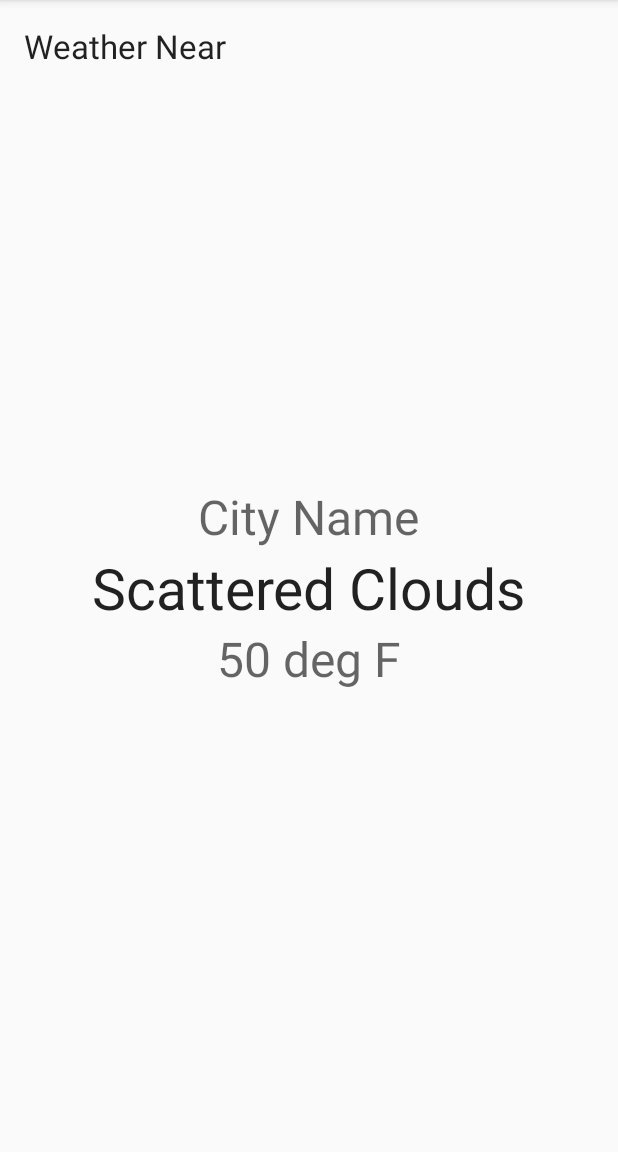
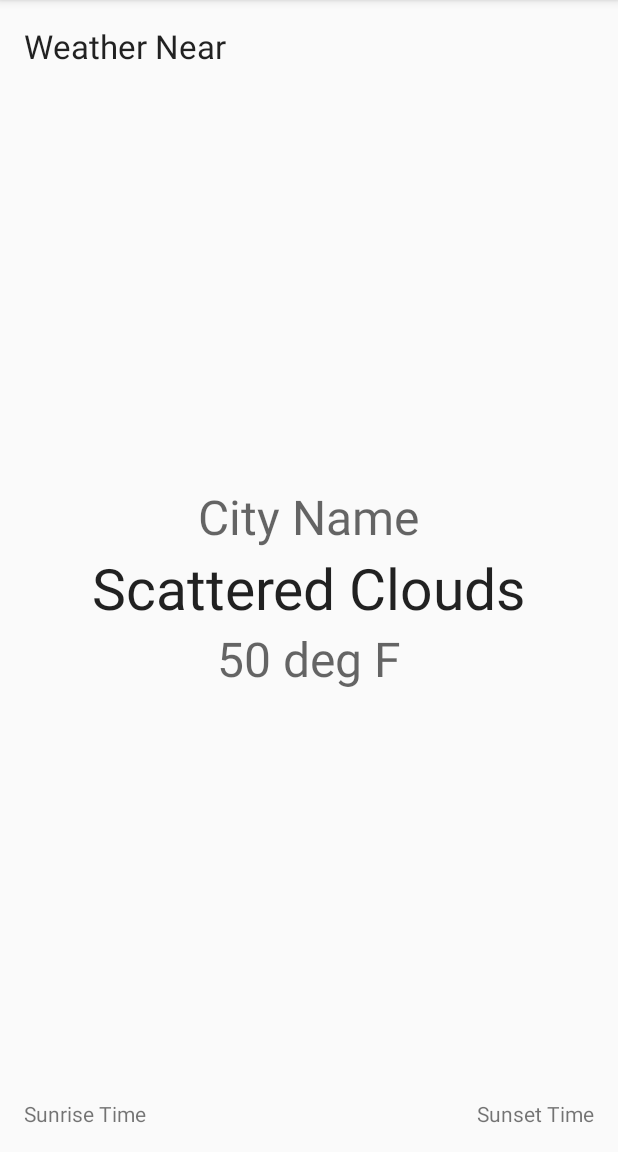
Before and after one commit to JeffreyRuder/WeatherBot, an Android app: the screen it shows after launch (CurrentWeatherActivity), after a tap on "SUBMIT", on a phone screen of 412 x 824 dp, the part 84-1236 px from its top. Run offline under Robolectric (Android 15) with nearby library versions, the phone set to English and light mode, and no system bars; our stand-ins replace ButterKnife, Picasso; pictures from the network do not load.

Commit message:
Initial sunrise, sunset implementation

```diff
--- a/app/src/main/java/com/example/guest/weatherbot/services/ImageFinder.java
+++ b/app/src/main/java/com/example/guest/weatherbot/services/ImageFinder.java
@@ -33,6 +33,9 @@ public class ImageFinder {
             //haze or smoke
             case 711:case 721:case 761: image = "http://i.imgur.com/GKYzpvn.jpg";
                 break;
+            //volcanic ash
+            case 762: image="http://i.imgur.com/KX8SCYz.jpg";
+                break;
             //clear sky
             case 800: image = "http://i.imgur.com/EIJMl2T.jpg";
                 break;
@@ -40,7 +43,7 @@ public class ImageFinder {
             case 801: image = "http://i.imgur.com/hUMz3ui.jpg";
                 break;
             //scattered or broken clouds
-            case 802:case 803: image = "http://i.imgur.com/zvamn63.jpg";
+            case 802:case 803: image = "http://i.imgur.com/lHepOUn.jpg";
                     break;
             //overcast
             case 804: image = "http://i.imgur.com/B7K9F83.jpg";
--- a/app/src/main/java/com/example/guest/weatherbot/ui/CurrentWeatherActivity.java
+++ b/app/src/main/java/com/example/guest/weatherbot/ui/CurrentWeatherActivity.java
@@ -6,8 +6,10 @@ import android.support.v4.content.ContextCompat;
 import android.support.v7.app.AppCompatActivity;
 import android.os.Bundle;
 import android.util.Log;
+import android.view.Gravity;
 import android.widget.ImageView;
 import android.widget.TextView;
+import android.widget.Toast;
 
 import com.example.guest.weatherbot.R;
 import com.example.guest.weatherbot.models.WeatherStatus;
@@ -17,8 +19,11 @@ import com.example.guest.weatherbot.services.TemperatureConverter;
 import com.squareup.picasso.Picasso;
 
 import org.apache.commons.lang3.text.WordUtils;
+import org.apache.commons.lang3.time.DateFormatUtils;
+import org.apache.commons.lang3.time.FastDateFormat;
 
 import java.io.IOException;
+import java.text.DateFormat;
 import java.util.ArrayList;
 
 import butterknife.Bind;
@@ -33,6 +38,8 @@ public class CurrentWeatherActivity extends AppCompatActivity {
     @Bind(R.id.temperatureTextView) TextView mTemperatureTextView;
     @Bind(R.id.weatherDescriptionTextView) TextView mWeatherDescriptionTextView;
     @Bind(R.id.backgroundImage) ImageView mBackgroundImage;
+    @Bind(R.id.sunriseTextView) TextView mSunriseTextView;
+    @Bind(R.id.sunsetTextView) TextView mSunsetTextView;
 
     public ArrayList<WeatherStatus> mCurrentStatus = new ArrayList<>();
     public ArrayList<WeatherStatus> mForecastStatus = new ArrayList<>();
@@ -70,11 +77,15 @@ public class CurrentWeatherActivity extends AppCompatActivity {
                     @Override
                     public void run() {
                         Resources res = getResources();
+                        DateFormat timeFormatter = DateFormat.getTimeInstance(DateFormat.SHORT);
                         WeatherStatus currentWeatherStatus = mCurrentStatus.get(0);
+
                         mCityNameTextView.setText(currentWeatherStatus.getCityName());
                         mWeatherDescriptionTextView.setText(WordUtils.capitalize(currentWeatherStatus.getDescription()));
                         mTemperatureTextView.setText(String.format(res.getString(R.string.temperature_output), TemperatureConverter.toFahrenheit(currentWeatherStatus.getTemp())));
-
+                        //this is in the user's local time . . .
+                        mSunriseTextView.setText(String.format(res.getString(R.string.sunrise_output), timeFormatter.format(currentWeatherStatus.getSunrise())));
+                        mSunsetTextView.setText(String.format(res.getString(R.string.sunset_output), timeFormatter.format(currentWeatherStatus.getSunset())));
                         String image = ImageFinder.findImage(currentWeatherStatus);
 
                         if (!image.isEmpty()) {
--- a/app/src/main/res/layout/activity_current_weather.xml
+++ b/app/src/main/res/layout/activity_current_weather.xml
@@ -60,4 +60,26 @@
             android:layout_centerHorizontal="true" />
     </RelativeLayout>
 
+    <TextView
+        android:layout_width="wrap_content"
+        android:layout_height="wrap_content"
+        android:textAppearance="?android:attr/textAppearanceSmall"
+        android:text="Sunrise Time"
+        android:id="@+id/sunriseTextView"
+        android:layout_alignParentBottom="true"
+        android:layout_alignParentLeft="true"
+        android:layout_margin="@dimen/activity_vertical_margin"
+        android:layout_alignParentStart="true" />
+
+    <TextView
+        android:layout_width="wrap_content"
+        android:layout_height="wrap_content"
+        android:textAppearance="?android:attr/textAppearanceSmall"
+        android:text="Sunset Time"
+        android:id="@+id/sunsetTextView"
+        android:layout_alignParentBottom="true"
+        android:layout_alignParentRight="true"
+        android:layout_margin="@dimen/activity_vertical_margin"
+        android:layout_alignParentEnd="true" />
+
 </RelativeLayout>
--- a/app/src/main/res/values/strings.xml
+++ b/app/src/main/res/values/strings.xml
@@ -9,5 +9,7 @@
     <string name="weather_near">Weather Near %s</string>
 
     <string name="temperature_output">%s&#xb0; F</string>
+    <string name="sunrise_output">Sunrise: %s</string>
+    <string name="sunset_output">Sunset: %s</string>
     <string name="current_weather_background_content_description">Image of %s</string>
 </resources>
```
Also changed, not shown: app/src/main/java/com/example/guest/weatherbot/models/WeatherStatus.java (+4 -4 lines), app/src/main/java/com/example/guest/weatherbot/services/OpenWeatherService.java (+10 -2 lines).
